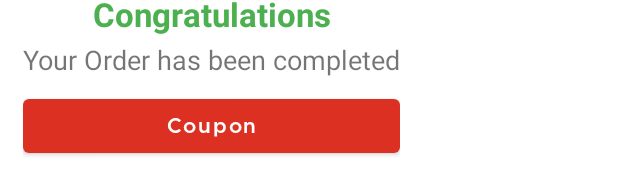
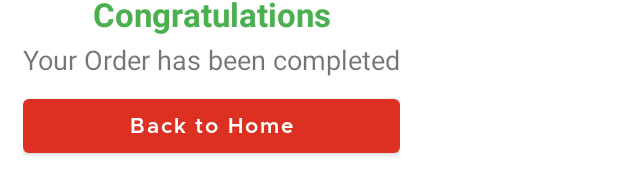
Before and after one commit to AhmedAbdo12345/Marketly, an Android app: the layout checkout_alert.xml on its own in the app's theme, with its tools: preview values and no code run, on a phone screen of 412 x 824 dp. Shown: the part 366-561 px from the top of the screen. Run offline under Robolectric (Android 15) with nearby library versions, the phone set to English and light mode, and no system bars.

Commit message:
edite Ui

```diff
--- a/app/src/main/res/layout/checkout_alert.xml
+++ b/app/src/main/res/layout/checkout_alert.xml
@@ -33,7 +33,7 @@
             android:layout_marginTop="8dp"
             android:fontFamily="@font/metropolis_semibold"
             android:padding="5dp"
-            android:text="Coupon"
+            android:text="Back to Home"
             android:textAllCaps="false"
             app:layout_constraintEnd_toEndOf="@+id/textView16"
             app:layout_constraintStart_toStartOf="@+id/textView16"
```
